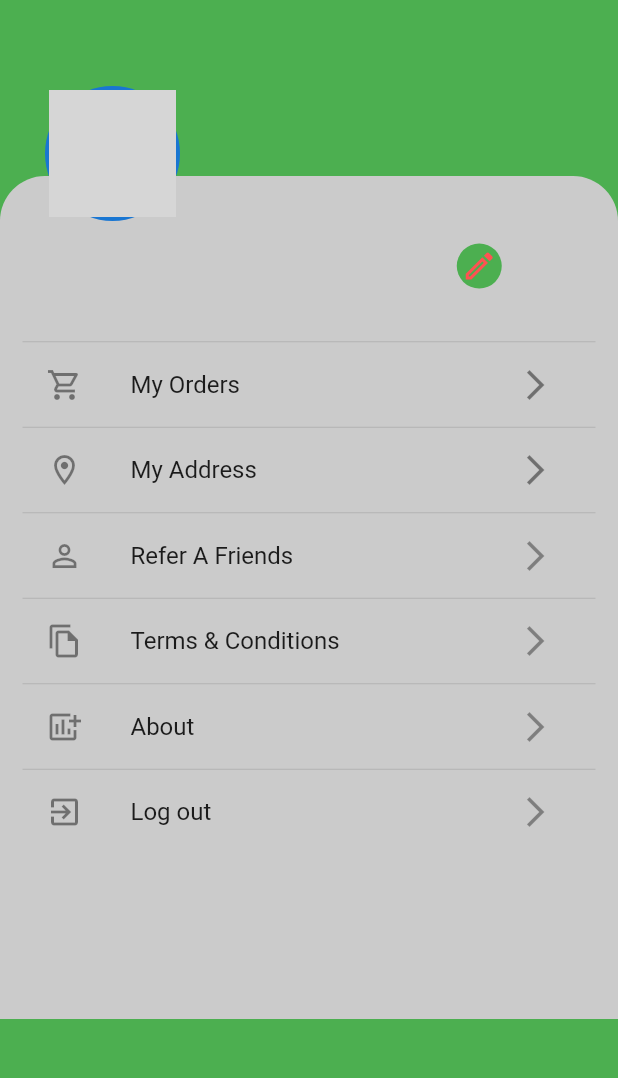
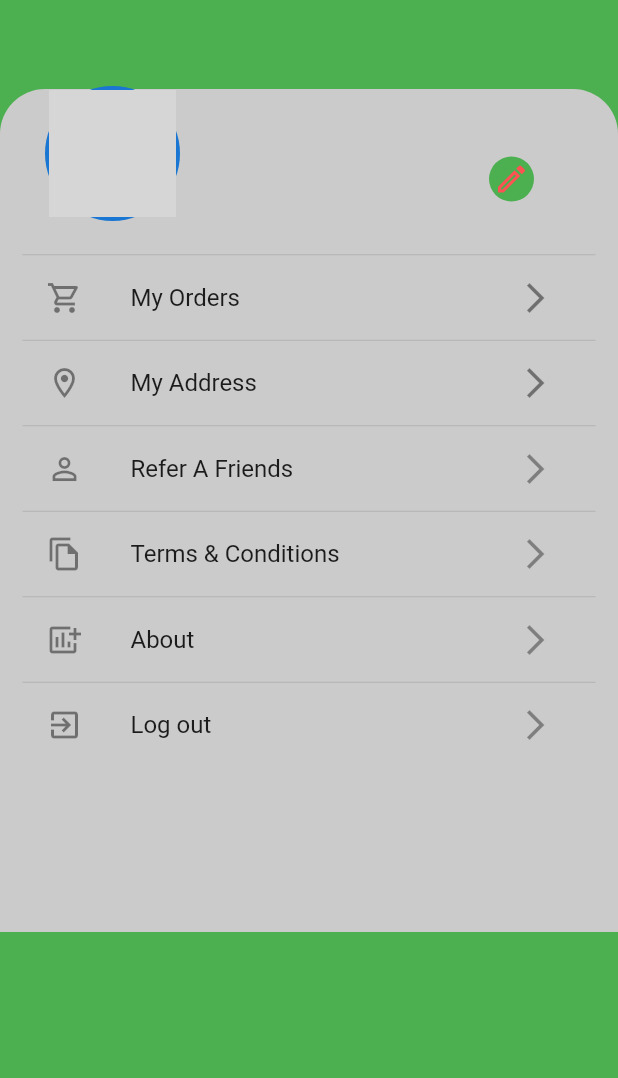
Before and after one commit to Thuan188/app-food, a Flutter app: the screen it shows once a user with an empty profile is signed in, in the side drawer, after a tap on "My Profile", on a phone screen of 412 x 824 dp, the part 58-1136 px from its top. Run offline on Flutter 3.47's test engine with Material 2 defaults, Android fonts, the phone set to English and light mode, and no system bars; our stand-ins replace cloud_firestore, firebase_auth, firebase_core, flutter_signin_button, fluttertoast, google_maps_flutter and 3 more; missing offline and left inert: pay; accounts and stored records are empty; network calls fail; grey boxes are pictures that could not be loaded.

Commit message:
edit and relase

```diff
--- a/lib/screens/check_out/payment/payment_summary.dart
+++ b/lib/screens/check_out/payment/payment_summary.dart
@@ -38,7 +38,7 @@
     cartProvider.getCartData();
 
     double discount = 15;
-    double shippingCharge = 15000;
+    int shippingCharge = 15000;
     double total;
     double discountValue;
     int totalPrice = cartProvider.getTotalPrice();
@@ -87,7 +87,7 @@
                       ? Container()
                       : Container();
             },
-            child: Text('Place Order'),
+            child: Text('Pay'),
             shape:
                 RoundedRectangleBorder(borderRadius: BorderRadius.circular(30)),
           ),
--- a/lib/screens/my_profile/my_profile.dart
+++ b/lib/screens/my_profile/my_profile.dart
@@ -16,11 +16,7 @@
 }
 
 class _MyProfileState extends State<MyProfile> {
-  Widget listTile({
-    IconData icon,
-    String title,
-    Function onTap,
-  }) {
+  Widget listTile({IconData icon, String title, Function onTap}) {
     return Column(
       children: [
         Divider(
@@ -41,8 +37,8 @@
   @override
   Widget build(BuildContext context) {
     var userData = widget.userProvider.currentUserData;
-    userData.userImage =
-        'https://lh3.googleusercontent.com/a-/AOh14GjAOHeQ41vUI298cczrt92IbBcXaSCXQqOd5w29bw=s360-p-rw-no';
+    //userData.userImage =
+    //  'https://lh3.googleusercontent.com/a-/AOh14GjAOHeQ41vUI298cczrt92IbBcXaSCXQqOd5w29bw=s360-p-rw-no';
 
     return Scaffold(
       backgroundColor: primaryColor,
@@ -60,10 +56,11 @@
       ),
       body: Stack(
         children: [
-          Column(
+          SingleChildScrollView(
+            child: Column(
               children: [
                 Container(
-                height: 100,
+                  height: 42,
                   color: primaryColor,
                 ),
                 Container(
@@ -78,14 +75,14 @@
                   child: ListView(
                     children: [
                       Row(
-                      mainAxisAlignment: MainAxisAlignment.end,
+                        mainAxisAlignment: MainAxisAlignment.spaceAround,
                         children: [
                           Container(
                             width: 300,
                             height: 100,
-                          padding: EdgeInsets.only(left: 20),
+                            //padding: EdgeInsets.only(left: 20),
                             child: Row(
-                            mainAxisAlignment: MainAxisAlignment.spaceAround,
+                              mainAxisAlignment: MainAxisAlignment.spaceBetween,
                               children: [
                                 Column(
                                   mainAxisAlignment: MainAxisAlignment.center,
@@ -138,11 +135,13 @@
                           icon: Icons.file_copy_outlined,
                           title: "Terms & Conditions"),
                       listTile(icon: Icons.add_chart, title: "About"),
-                    listTile(icon: Icons.exit_to_app_outlined, title: "Log out")
+                      listTile(
+                          icon: Icons.exit_to_app_outlined, title: "Log out")
                     ],
                   ),
                 )
               ],
+            ),
           ),
           Padding(
               padding: const EdgeInsets.only(top: 40, left: 30),
--- a/lib/screens/product_overview/product_overview.dart
+++ b/lib/screens/product_overview/product_overview.dart
@@ -155,6 +155,7 @@
             flex: 2,
             child: Container(
               width: double.infinity,
+              child: SingleChildScrollView(
                 child: Column(
                   children: [
                     ListTile(
@@ -219,6 +220,7 @@
                 ),
               ),
             ),
+          ),
           Expanded(
             child: Container(
               padding: EdgeInsets.all(20),
```
Also changed, not shown: lib/screens/check_out/payment/my_google_pay.dart (+8 -0 lines), lib/screens/check_out/payment/payment_success.dart (+18 -3 lines), assets/success.gif (added). Lines whose indentation alone changed are shown as unchanged.
